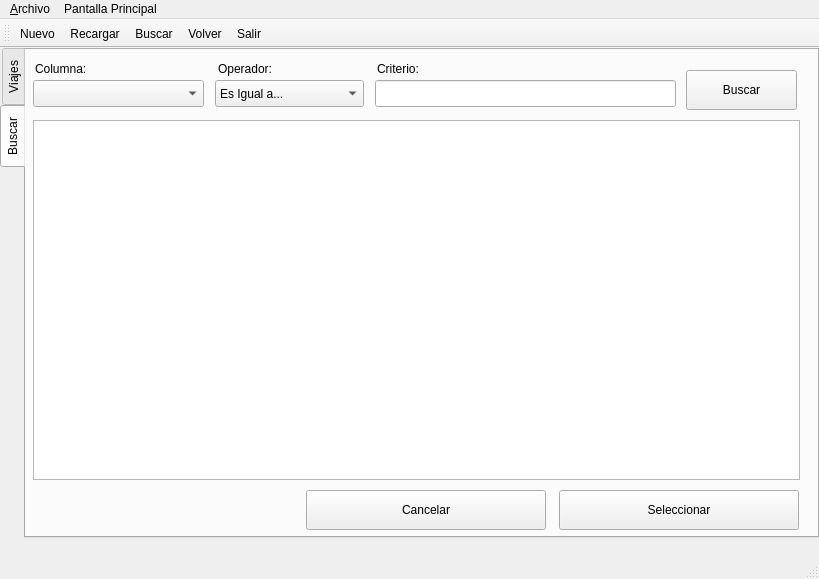
eduardouio/gelvsrm, file aplicacion/polaris/ui/frm_viaje.ui: the form before one commit.
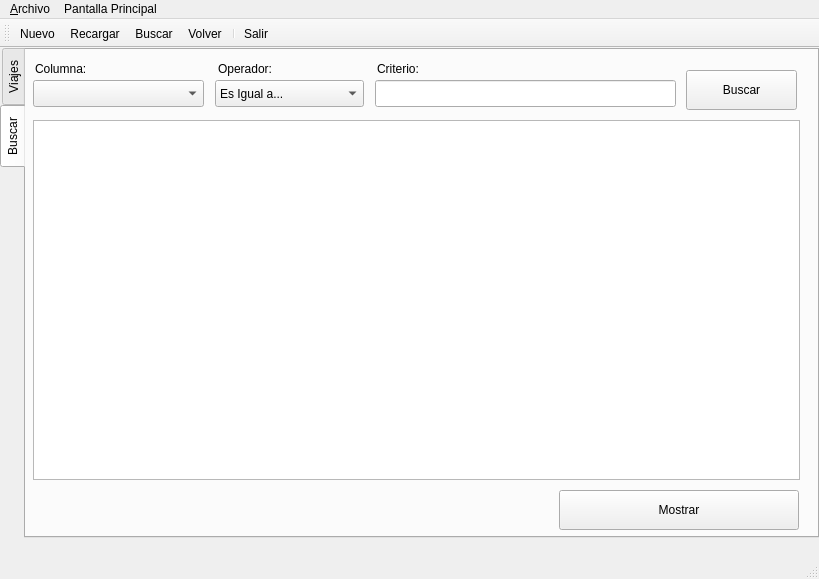
The form after the commit. The open tabs and pages were chosen to show the change. Icons and pictures are not drawn.

Patch:
```diff
--- a/aplicacion/polaris/ui/frm_viaje.ui
+++ b/aplicacion/polaris/ui/frm_viaje.ui
@@ -747,7 +747,7 @@
        </rect>
       </property>
       <property name="text">
-       <string>Seleccionar</string>
+       <string>Mostrar</string>
       </property>
       <property name="icon">
        <iconset>
@@ -755,24 +755,6 @@
        </iconset>
       </property>
      </widget>
-     <widget class="QPushButton" name="btn_cancelar_sekeccion">
-      <property name="geometry">
-       <rect>
-        <x>280</x>
-        <y>440</y>
-        <width>240</width>
-        <height>40</height>
-       </rect>
-      </property>
-      <property name="text">
-       <string>Cancelar</string>
-      </property>
-      <property name="icon">
-       <iconset>
-        <normalon>:/Icons/icons/button_cancel.png</normalon>
-       </iconset>
-      </property>
-     </widget>
     </widget>
    </widget>
   </widget>
@@ -817,12 +799,13 @@
     <enum>TopToolBarArea</enum>
    </attribute>
    <attribute name="toolBarBreak">
-    <bool>true</bool>
+    <bool>false</bool>
    </attribute>
    <addaction name="actionNuevo"/>
    <addaction name="actionRecargar"/>
    <addaction name="action_Buscar"/>
    <addaction name="action_Volver"/>
+   <addaction name="separator"/>
    <addaction name="action_Salir"/>
   </widget>
   <action name="actionNuevo">
```
Left out of the diff: 24 changed lines with no effect on the pictures.
